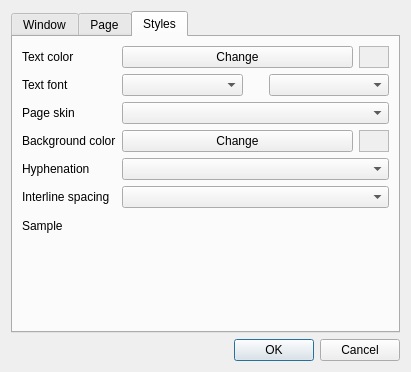
buggins/coolreader, file trunk/src/settings.ui: the form before one commit.
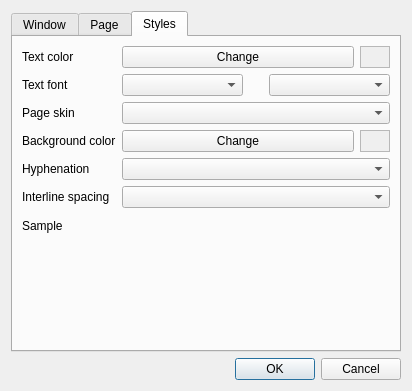
The form after the commit. Icons and pictures are not drawn. Custom widgets are drawn as their Qt base class.

```diff
--- a/trunk/src/settings.ui
+++ b/trunk/src/settings.ui
@@ -9,8 +9,8 @@
    <rect>
     <x>0</x>
     <y>0</y>
-    <width>411</width>
-    <height>372</height>
+    <width>412</width>
+    <height>391</height>
    </rect>
   </property>
   <property name="windowTitle">
@@ -744,7 +744,7 @@
          <item row="6" column="1">
           <widget class="CR3View" name="crSample" native="true">
            <property name="sizePolicy">
-            <sizepolicy hsizetype="Preferred" vsizetype="Maximum">
+            <sizepolicy hsizetype="Expanding" vsizetype="Expanding">
              <horstretch>0</horstretch>
              <verstretch>0</verstretch>
             </sizepolicy>
```
